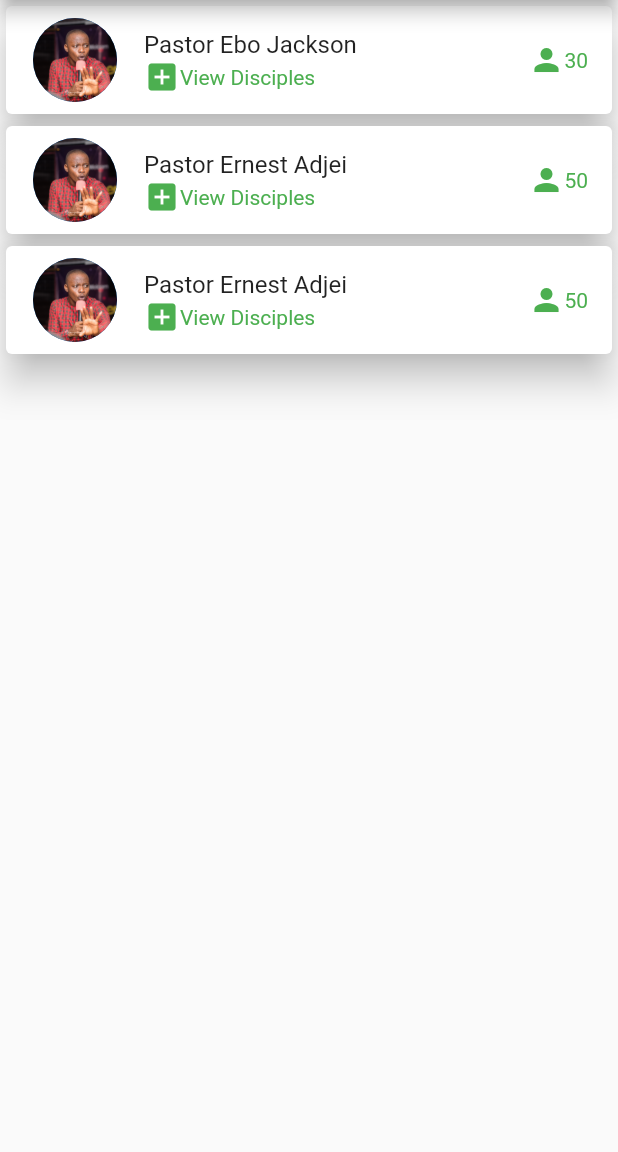
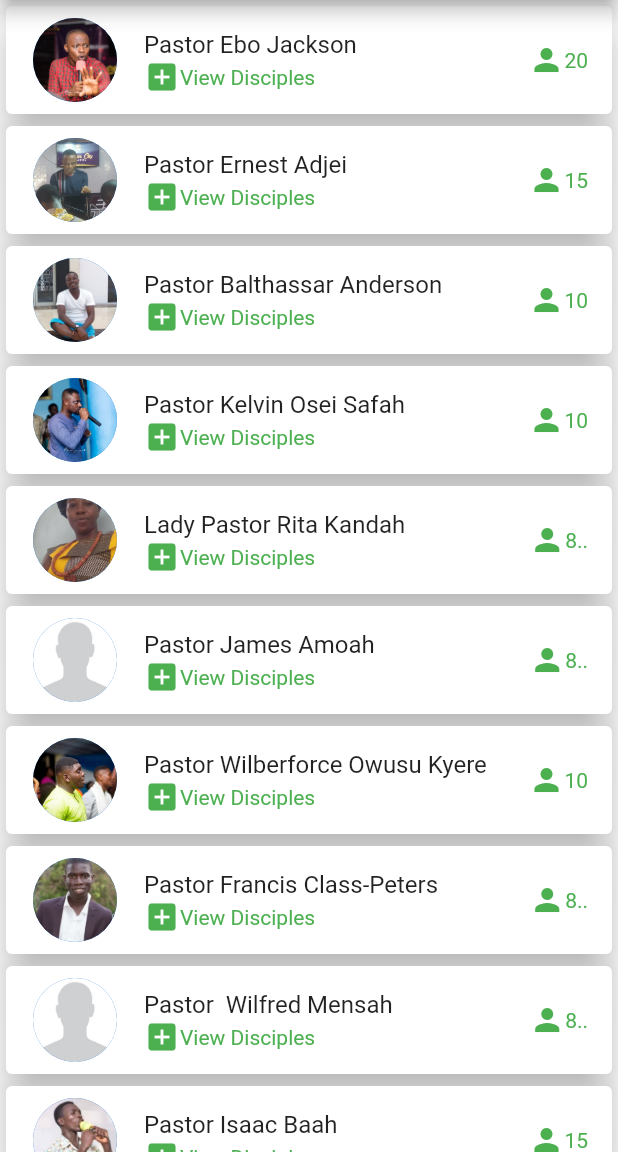
Before and after one commit to s-muel/rcc_discipleship_app1, a Flutter app: the screen it shows after launch, on a phone screen of 412 x 824 dp, the part 84-1236 px from its top. Run offline on Flutter 3.47's test engine with Material 2 defaults, Android fonts, the phone set to English and light mode, and no system bars; our stand-ins replace modal_bottom_sheet.

Commit message:
added all MOG

```diff
--- a/lib/details_page.dart
+++ b/lib/details_page.dart
@@ -13,9 +13,7 @@ class DetailsPage extends StatelessWidget {
             SizedBox(width: 50),
             CircleAvatar(
               radius: 25 ,
-              backgroundImage: NetworkImage(
-                  'https://scontent.facc6-1.fna.fbcdn.net/v/t39.30808-6/229277114_646611003399083_1277748776024873130_n.jpg?_nc_cat=111&ccb=1-5&_nc_sid=09cbfe&_nc_eui2=AeHJot-sRWjkCKzmSnlxeF1vnD627uOK4NmcPrbu44rg2ThT8N-6ScZMoHNP4k1AZODUTqT6OiLg5dsfz3sHX1Uc&_nc_ohc=uhMns-HaO9cAX8gtsGy&_nc_zt=23&_nc_ht=scontent.facc6-1.fna&oh=00_AT-MTk8lA-SBi-J6ga8zo3CXecvlNnW0xmKsAzsaEfDYxQ&oe=61CE0B86'),
-            ),
+              backgroundImage: AssetImage('assets/images/papa.jpg'),),
           ],
         ),
         backgroundColor: Colors.green,
--- a/lib/main_page.dart
+++ b/lib/main_page.dart
@@ -30,6 +30,7 @@ class MainPage extends StatelessWidget {
           ]),
       body: ListView(
         children: [
+          // 1 MOG
           InkWell(
             onTap: () {
               Navigator.push(context, MaterialPageRoute(builder: (context) {
@@ -39,19 +40,109 @@ class MainPage extends StatelessWidget {
             child: const MOGProfileWidget(
               picture: "assets/images/papa.jpg",
               name: "Pastor Ebo Jackson",
-              numberOfDisciples: "30",
+              numberOfDisciples: "20",
             ),
           ),
+          // 2 MOG
           const MOGProfileWidget(
-              picture:
-                  "https://scontent.facc1-1.fna.fbcdn.net/v/t1.6435-9/43255777_1683840948410082_2134138634855514112_n.jpg?_nc_cat=102&ccb=1-5&_nc_sid=8bfeb9&_nc_eui2=AeHF7JQ2AivRyB682puSZ5TqX4_okobPvL1fj-iShs-8vYbS9ib4znjR0qdRiY2uflo7zQEjoHOk2s-Jq52KwqRv&_nc_ohc=oxPerE3MMT8AX-P8N6l&_nc_ht=scontent.facc1-1.fna&oh=00_AT-2MZb7awVXnLExEEqpKlSVZothFJv69Rq97NEWpT8gPg&oe=61F046B7",
+              picture: "assets/images/papa_ernesto.jpg",
               name: "Pastor Ernest Adjei",
-              numberOfDisciples: "50"),
+              numberOfDisciples: "15"),
+          // 3 MOG
           const MOGProfileWidget(
-              picture:
-                  "https://scontent.facc1-1.fna.fbcdn.net/v/t1.6435-9/43255777_1683840948410082_2134138634855514112_n.jpg?_nc_cat=102&ccb=1-5&_nc_sid=8bfeb9&_nc_eui2=AeHF7JQ2AivRyB682puSZ5TqX4_okobPvL1fj-iShs-8vYbS9ib4znjR0qdRiY2uflo7zQEjoHOk2s-Jq52KwqRv&_nc_ohc=oxPerE3MMT8AX-P8N6l&_nc_ht=scontent.facc1-1.fna&oh=00_AT-2MZb7awVXnLExEEqpKlSVZothFJv69Rq97NEWpT8gPg&oe=61F046B7",
-              name: "Pastor Ernest Adjei",
-              numberOfDisciples: "50")
+              picture: "assets/images/papa_andy.jpg",
+              name: "Pastor Balthassar Anderson",
+              numberOfDisciples: "10"),
+          // 4 MOG
+          const MOGProfileWidget(
+              picture: "assets/images/papa_kelvin.jpg",
+              name: "Pastor Kelvin Osei Safah",
+              numberOfDisciples: "10"),
+          // 5.1 MOG
+          const MOGProfileWidget(
+              picture: "assets/images/mama_rita.jpg",
+              name: "Lady Pastor Rita Kandah",
+              numberOfDisciples: "8.."),
+          // 5 MOG
+          const MOGProfileWidget(
+              picture: "assets/images/default2.jpg",
+              name: "Pastor James Amoah",
+              numberOfDisciples: "8.."),
+          // 6 MOG
+          const MOGProfileWidget(
+              picture: "assets/images/papa_wilber.jpg",
+              name: "Pastor Wilberforce Owusu Kyere",
+              numberOfDisciples: "10"),
+          // 7 MOG
+          const MOGProfileWidget(
+              picture: "assets/images/papa_kofy.jpg",
+              name: "Pastor Francis Class-Peters",
+              numberOfDisciples: "8.."),
+          // 8 MOG
+          const MOGProfileWidget(
+              picture: "assets/images/default2.jpg",
+              name: "Pastor  Wilfred Mensah",
+              numberOfDisciples: "8.."),
+          // 9 MOG
+          const MOGProfileWidget(
+              picture: "assets/images/papa_baah.jpg",
+              name: "Pastor Isaac Baah",
+              numberOfDisciples: "15"),
+          // 10 MOG
+          const MOGProfileWidget(
+              picture: "assets/images/default2.jpg",
+              name: "Pastor  Benjamin Kojo Antwi",
+              numberOfDisciples: "15"),
+          // 11 MOG
+          const MOGProfileWidget(
+              picture: "assets/images/papa_sammy.jpg",
+              name: "Pastor Samuel Essuman",
+              numberOfDisciples: "8.."),
+          // 12.1 MOG
+          const MOGProfileWidget(
+              picture: "assets/images/papa_sterling.jpg",
+              name: "Pastor Prince Mensah",
+              numberOfDisciples: "8.."),
+          // 12 MOG
+          const MOGProfileWidget(
+              picture: "assets/images/default1.jpg",
+              name: "Pastor Daniel Kojo Ampah",
+              numberOfDisciples: "8.."),
+          // 13 MOG
+          const MOGProfileWidget(
+              picture: "assets/images/papa_bismark.jpg",
+              name: "Pastor  Bismark Prah",
+              numberOfDisciples: "8.."),
+          // 14 MOG
+          const MOGProfileWidget(
+              picture: "assets/images/papa_steph.jpg",
+              name: "Pastor  Stephen Arthur",
+              numberOfDisciples: "8.."),
+          // 15 MOG
+          const MOGProfileWidget(
+              picture: "assets/images/default2.jpg",
+              name: "Pastor Nuworsa Akumani",
+              numberOfDisciples: "8.."),
+          // 16 MOG
+          const MOGProfileWidget(
+              picture: "assets/images/papa_sena.jpg",
+              name: "Pastor Sena Akumani",
+              numberOfDisciples: "8.."),
+          // 17 MOG
+          const MOGProfileWidget(
+              picture: "assets/images/papa_kandah.jpg",
+              name: "Pastor  Daniel Kandah",
+              numberOfDisciples: "8.."),
+          // 18 MOG
+          const MOGProfileWidget(
+              picture: "assets/images/default1.jpg",
+              name: "Pastor   James Addo",
+              numberOfDisciples: "8.."),
+          // 19 MOG
+          const MOGProfileWidget(
+              picture: "assets/images/default1.jpg",
+              name: "Pastor Nicholas Effum",
+              numberOfDisciples: "8.."),
         ],
       ),
     );
@@ -75,7 +166,7 @@ class MOGProfileWidget extends StatelessWidget {
       elevation: 10,
       child: ListTile(
         leading: CircleAvatar(
-          backgroundImage: AssetImage('assets/images/papa.jpg'),
+          backgroundImage: AssetImage(picture),
           radius: 30,
         ),
         title: Text(name),
```
Also changed, not shown: assets/images/37038486_1637095956403028_2775417298423382016_n.jpg (added), assets/images/default1.jpg (added), assets/images/default2.jpg (added), assets/images/jhnjn.jpg (added), assets/images/lady_default1.jpg (added), assets/images/mama_rita.jpg (added), assets/images/papa_andy.jpg (added), assets/images/papa_baah.jpg (added), assets/images/papa_bismark.jpg (added), assets/images/papa_kandah.jpg (added), assets/images/papa_kelvin.jpg (added), assets/images/papa_kofy.jpg (added), assets/images/papa_sammy.jpg (added), assets/images/papa_sena.jpg (added), 3 more files.
